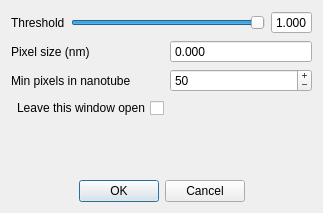
Qt form manualanalysisconfig.ui (PeeKayChonkster/QtNanotubeAnalysis) before a commit.
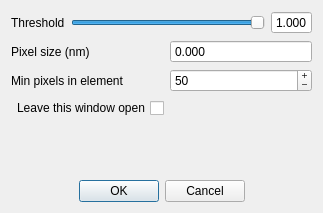
The same form after that commit.

Commit message:
Change nanotubes to elements
Change the word nanotubes to elements in config window forms

Diff of the .ui file:
```diff
--- a/manualanalysisconfig.ui
+++ b/manualanalysisconfig.ui
@@ -88,7 +88,7 @@
      <item row="1" column="0">
       <widget class="QLabel" name="minPixelsLabel">
        <property name="text">
-        <string>Min pixels in nanotube</string>
+        <string>Min pixels in element</string>
        </property>
       </widget>
      </item>
```
The commit also changes 9 other files.
